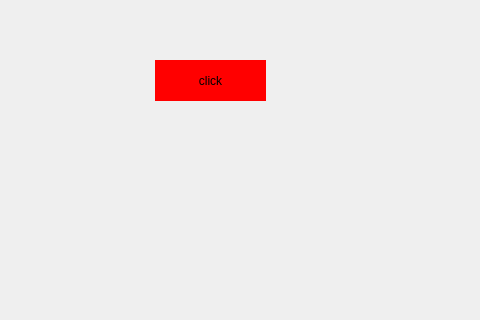
First picture: the form in mainwindow.ui, repository adnanenet/moroccan-card-game, before the edit; both pictures show x 165 to 645 and y 280 to 600 of the 800 by 600 pixel window.
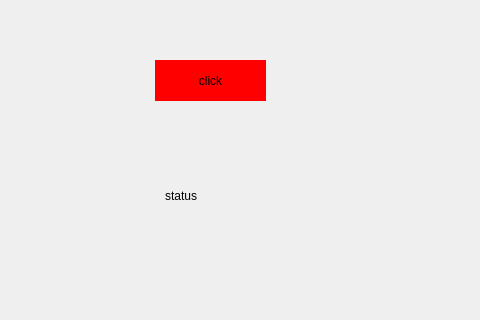
Second picture: the form after the edit.

Commit message: click button function

```diff
--- a/mainwindow.ui
+++ b/mainwindow.ui
@@ -36,6 +36,19 @@
      <string>click</string>
     </property>
    </widget>
+   <widget class="QLabel" name="label">
+    <property name="geometry">
+     <rect>
+      <x>330</x>
+      <y>450</y>
+      <width>151</width>
+      <height>51</height>
+     </rect>
+    </property>
+    <property name="text">
+     <string>status</string>
+    </property>
+   </widget>
   </widget>
  </widget>
  <resources/>
```
Left out of the diff: 35 changed lines with no effect on the pictures. The commit also changes 2 other files.
